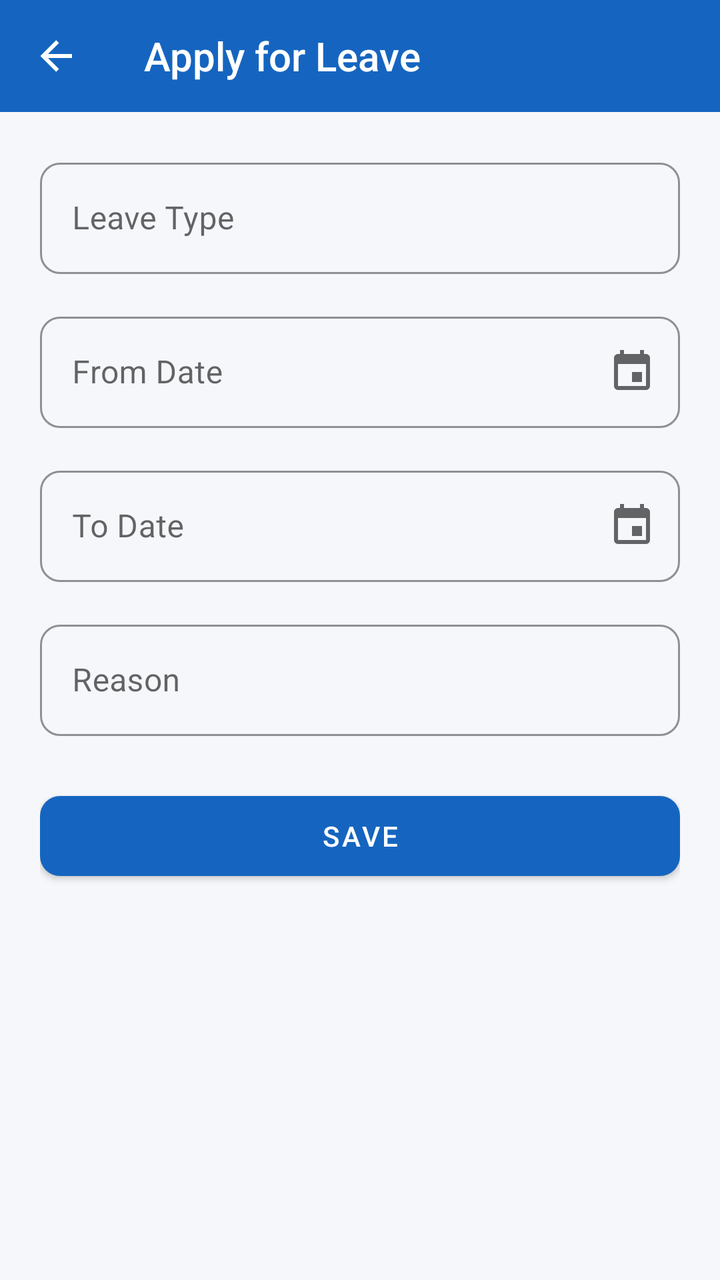
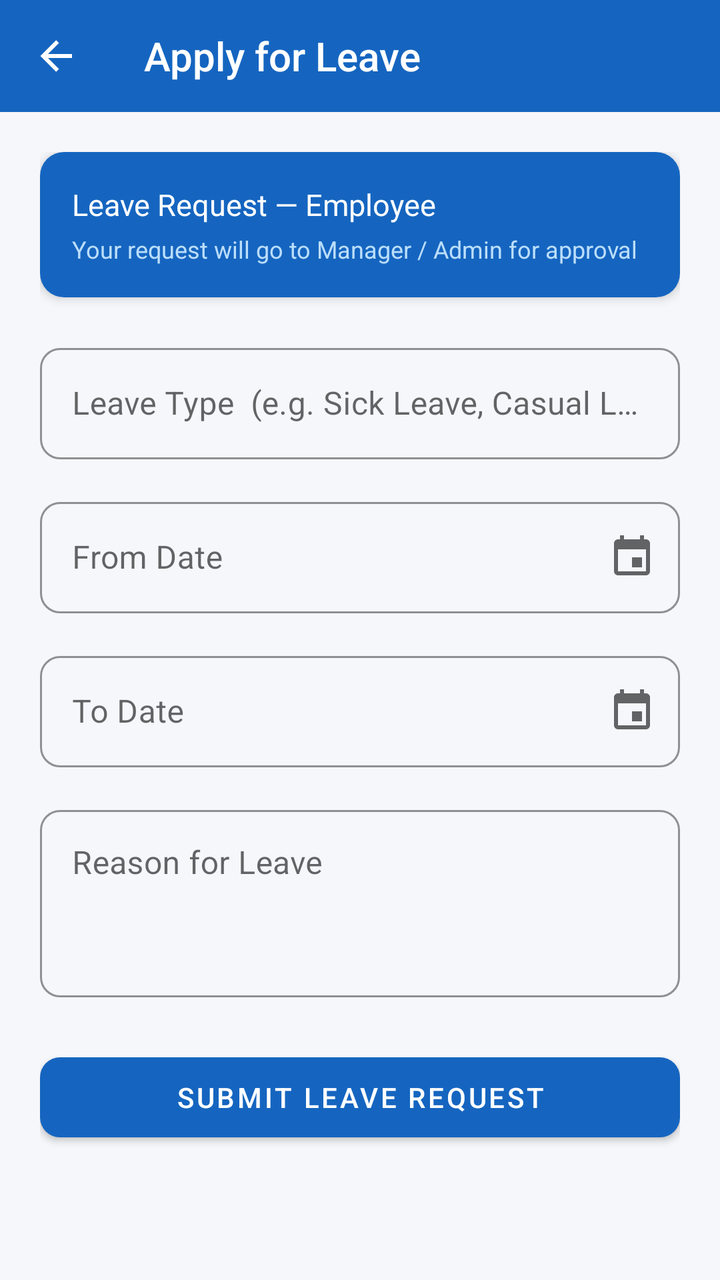

Before-and-after screenshots of an Android layout around one commit, followed by the original layout XML and the change that was made.
<!-- AndroidManifest.xml: application theme Theme.WorkVerse -->
<!-- res/layout/activity_apply_leave.xml -->
<?xml version="1.0" encoding="utf-8"?>
<LinearLayout xmlns:android="http://schemas.android.com/apk/res/android"
    xmlns:app="http://schemas.android.com/apk/res-auto"
    android:layout_width="match_parent" android:layout_height="match_parent"
    android:orientation="vertical" android:background="@color/background">
    <androidx.appcompat.widget.Toolbar android:id="@+id/toolbar"
        android:layout_width="match_parent" android:layout_height="?attr/actionBarSize"
        style="@style/WorkVerse.Toolbar" app:title="Apply for Leave" app:navigationIcon="@drawable/ic_back"/>
    <ScrollView android:layout_width="match_parent" android:layout_height="0dp" android:layout_weight="1">
        <LinearLayout android:layout_width="match_parent" android:layout_height="wrap_content"
            android:orientation="vertical" android:padding="20dp">

            <com.google.android.material.textfield.TextInputLayout
                android:layout_width="match_parent" android:layout_height="wrap_content"
                style="@style/WorkVerse.TextInput" android:hint="Leave Type" android:layout_marginBottom="16dp">
                <com.google.android.material.textfield.TextInputEditText
                    android:id="@+id/etLeaveType"
                    android:layout_width="match_parent" android:layout_height="wrap_content"/>
            </com.google.android.material.textfield.TextInputLayout>

            
            <com.google.android.material.textfield.TextInputLayout
                android:layout_width="match_parent" android:layout_height="wrap_content"
                style="@style/WorkVerse.TextInput" android:hint="From Date" android:layout_marginBottom="16dp"
                app:endIconMode="custom" app:endIconDrawable="@drawable/ic_attendance">
                <com.google.android.material.textfield.TextInputEditText
                    android:id="@+id/etFromDate"
                    android:layout_width="match_parent" android:layout_height="wrap_content"
                    android:inputType="none"
                    android:focusable="false"
                    android:clickable="true"/>
            </com.google.android.material.textfield.TextInputLayout>

            
            <com.google.android.material.textfield.TextInputLayout
                android:layout_width="match_parent" android:layout_height="wrap_content"
                style="@style/WorkVerse.TextInput" android:hint="To Date" android:layout_marginBottom="16dp"
                app:endIconMode="custom" app:endIconDrawable="@drawable/ic_attendance">
                <com.google.android.material.textfield.TextInputEditText
                    android:id="@+id/etToDate"
                    android:layout_width="match_parent" android:layout_height="wrap_content"
                    android:inputType="none"
                    android:focusable="false"
                    android:clickable="true"/>
            </com.google.android.material.textfield.TextInputLayout>

            <com.google.android.material.textfield.TextInputLayout
                android:layout_width="match_parent" android:layout_height="wrap_content"
                style="@style/WorkVerse.TextInput" android:hint="Reason" android:layout_marginBottom="16dp">
                <com.google.android.material.textfield.TextInputEditText
                    android:id="@+id/etReason"
                    android:layout_width="match_parent" android:layout_height="wrap_content"/>
            </com.google.android.material.textfield.TextInputLayout>

            <Button android:id="@+id/btnSubmit" android:layout_width="match_parent"
                android:layout_height="52dp" android:text="Save" style="@style/WorkVerse.Button.Primary" android:layout_marginTop="8dp"/>
            <ProgressBar android:id="@+id/progressBar" android:layout_width="wrap_content"
                android:layout_height="wrap_content" android:layout_gravity="center"
                android:layout_marginTop="12dp" android:visibility="gone"/>
        </LinearLayout>
    </ScrollView>
</LinearLayout>
<!-- resources referenced by this layout -->
<resources>
  <color name="background">#F5F7FA</color>
  <!-- drawable ic_attendance (drawable) -->
  <?xml version="1.0" encoding="utf-8"?>
  <vector xmlns:android="http://schemas.android.com/apk/res/android" android:width="24dp" android:height="24dp" android:viewportWidth="24" android:viewportHeight="24">
      <path android:fillColor="#757575" android:pathData="M17,12H12V17H17V12M16,1V3H8V1H6V3H5C3.89,3 3,3.9 3,5V19A2,2 0 0,0 5,21H19A2,2 0 0,0 21,19V5C21,3.89 20.1,3 19,3H18V1M19,19H5V8H19V19Z"/>
  </vector>
  <!-- drawable ic_back (drawable) -->
  <?xml version="1.0" encoding="utf-8"?>
  <vector xmlns:android="http://schemas.android.com/apk/res/android" android:width="24dp" android:height="24dp" android:viewportWidth="24" android:viewportHeight="24">
      <path android:fillColor="#FFFFFF" android:pathData="M20,11V13H8L13.5,18.5L12.08,19.92L4.16,12L12.08,4.08L13.5,5.5L8,11H20Z"/>
  </vector>
  <style name="WorkVerse.Button.Primary" parent="Widget.MaterialComponents.Button">
          <item name="backgroundTint">@color/primary</item>
          <item name="android:textColor">@color/white</item>
          <item name="cornerRadius">10dp</item>
      </style>
  <style name="WorkVerse.TextInput" parent="Widget.MaterialComponents.TextInputLayout.OutlinedBox">
          <item name="boxCornerRadiusTopStart">10dp</item>
          <item name="boxCornerRadiusTopEnd">10dp</item>
          <item name="boxCornerRadiusBottomStart">10dp</item>
          <item name="boxCornerRadiusBottomEnd">10dp</item>
          <item name="boxStrokeColor">@color/primary</item>
          <item name="hintTextColor">@color/primary</item>
      </style>
  <style name="WorkVerse.Toolbar" parent="Widget.AppCompat.Toolbar">
          <item name="android:background">@color/primary</item>
          <item name="android:theme">@style/ThemeOverlay.AppCompat.Dark.ActionBar</item>
      </style>
  <style name="Theme.WorkVerse" parent="Theme.MaterialComponents.Light.NoActionBar">
          <item name="colorPrimary">@color/primary</item>
          <item name="colorPrimaryVariant">@color/primary_dark</item>
          <item name="colorOnPrimary">@color/white</item>
          <item name="colorSecondary">@color/accent</item>
          <item name="android:colorBackground">@color/background</item>
          <item name="android:statusBarColor">@color/primary_dark</item>
      </style>
  <color name="primary">#1565C0</color>
  <color name="white">#FFFFFF</color>
  <color name="primary_dark">#0D47A1</color>
  <color name="accent">#FF8F00</color>
</resources>

<!-- the commit's change to res/layout/activity_apply_leave.xml (unified diff, before → after) -->
@@ -1,62 +1,146 @@
 <?xml version="1.0" encoding="utf-8"?>
-<LinearLayout xmlns:android="http://schemas.android.com/apk/res/android"
+<LinearLayout
+    xmlns:android="http://schemas.android.com/apk/res/android"
     xmlns:app="http://schemas.android.com/apk/res-auto"
-    android:layout_width="match_parent" android:layout_height="match_parent"
-    android:orientation="vertical" android:background="@color/background">
-    <androidx.appcompat.widget.Toolbar android:id="@+id/toolbar"
-        android:layout_width="match_parent" android:layout_height="?attr/actionBarSize"
-        style="@style/WorkVerse.Toolbar" app:title="Apply for Leave" app:navigationIcon="@drawable/ic_back"/>
-    <ScrollView android:layout_width="match_parent" android:layout_height="0dp" android:layout_weight="1">
-        <LinearLayout android:layout_width="match_parent" android:layout_height="wrap_content"
-            android:orientation="vertical" android:padding="20dp">
+    android:layout_width="match_parent"
+    android:layout_height="match_parent"
+    android:orientation="vertical"
+    android:background="@color/background">
 
+    <androidx.appcompat.widget.Toolbar
+        android:id="@+id/toolbar"
+        android:layout_width="match_parent"
+        android:layout_height="?attr/actionBarSize"
+        style="@style/WorkVerse.Toolbar"
+        app:title="Apply for Leave"
+        app:navigationIcon="@drawable/ic_back"/>
+
+    <ScrollView
+        android:layout_width="match_parent"
+        android:layout_height="0dp"
+        android:layout_weight="1">
+
+        <LinearLayout
+            android:layout_width="match_parent"
+            android:layout_height="wrap_content"
+            android:orientation="vertical"
+            android:padding="20dp">
+
+            
+            <androidx.cardview.widget.CardView
+                android:layout_width="match_parent"
+                android:layout_height="wrap_content"
+                android:layout_marginBottom="20dp"
+                app:cardCornerRadius="12dp"
+                app:cardElevation="3dp">
+                <LinearLayout
+                    android:layout_width="match_parent"
+                    android:layout_height="wrap_content"
+                    android:orientation="vertical"
+                    android:padding="16dp"
+                    android:background="@color/primary">
+                    <TextView
+                        android:layout_width="wrap_content"
+                        android:layout_height="wrap_content"
+                        android:text="Leave Request — Employee"
+                        android:textColor="@android:color/white"
+                        android:textSize="15sp"
+                        android:fontFamily="sans-serif-bold"/>
+                    <TextView
+                        android:layout_width="wrap_content"
+                        android:layout_height="wrap_content"
+                        android:text="Your request will go to Manager / Admin for approval"
+                        android:textColor="#BBDEFB"
+                        android:textSize="12sp"
+                        android:layout_marginTop="4dp"/>
+                </LinearLayout>
+            </androidx.cardview.widget.CardView>
+
+            
             <com.google.android.material.textfield.TextInputLayout
-                android:layout_width="match_parent" android:layout_height="wrap_content"
-                style="@style/WorkVerse.TextInput" android:hint="Leave Type" android:layout_marginBottom="16dp">
+                android:layout_width="match_parent"
+                android:layout_height="wrap_content"
+                style="@style/WorkVerse.TextInput"
+                android:hint="Leave Type  (e.g. Sick Leave, Casual Leave)"
+                android:layout_marginBottom="16dp">
                 <com.google.android.material.textfield.TextInputEditText
                     android:id="@+id/etLeaveType"
-                    android:layout_width="match_parent" android:layout_height="wrap_content"/>
+                    android:layout_width="match_parent"
+                    android:layout_height="wrap_content"
+                    android:inputType="text"
+                    android:maxLines="1"/>
             </com.google.android.material.textfield.TextInputLayout>
 
             
             <com.google.android.material.textfield.TextInputLayout
-                android:layout_width="match_parent" android:layout_height="wrap_content"
-                style="@style/WorkVerse.TextInput" android:hint="From Date" android:layout_marginBottom="16dp"
-                app:endIconMode="custom" app:endIconDrawable="@drawable/ic_attendance">
+                android:layout_width="match_parent"
+                android:layout_height="wrap_content"
+                style="@style/WorkVerse.TextInput"
+                android:hint="From Date"
+                android:layout_marginBottom="16dp"
+                app:endIconMode="custom"
+                app:endIconDrawable="@drawable/ic_attendance">
                 <com.google.android.material.textfield.TextInputEditText
                     android:id="@+id/etFromDate"
-                    android:layout_width="match_parent" android:layout_height="wrap_content"
+                    android:layout_width="match_parent"
+                    android:layout_height="wrap_content"
                     android:inputType="none"
                     android:focusable="false"
-                    android:clickable="true"/>
+                    android:clickable="true"
+                    android:maxLines="1"/>
             </com.google.android.material.textfield.TextInputLayout>
 
             
             <com.google.android.material.textfield.TextInputLayout
-                android:layout_width="match_parent" android:layout_height="wrap_content"
-                style="@style/WorkVerse.TextInput" android:hint="To Date" android:layout_marginBottom="16dp"
-                app:endIconMode="custom" app:endIconDrawable="@drawable/ic_attendance">
+                android:layout_width="match_parent"
+                android:layout_height="wrap_content"
+                style="@style/WorkVerse.TextInput"
+                android:hint="To Date"
+                android:layout_marginBottom="16dp"
+                app:endIconMode="custom"
+                app:endIconDrawable="@drawable/ic_attendance">
                 <com.google.android.material.textfield.TextInputEditText
                     android:id="@+id/etToDate"
-                    android:layout_width="match_parent" android:layout_height="wrap_content"
+                    android:layout_width="match_parent"
+                    android:layout_height="wrap_content"
                     android:inputType="none"
                     android:focusable="false"
-                    android:clickable="true"/>
+                    android:clickable="true"
+                    android:maxLines="1"/>
             </com.google.android.material.textfield.TextInputLayout>
 
+            
             <com.google.android.material.textfield.TextInputLayout
-                android:layout_width="match_parent" android:layout_height="wrap_content"
-                style="@style/WorkVerse.TextInput" android:hint="Reason" android:layout_marginBottom="16dp">
+                android:layout_width="match_parent"
+                android:layout_height="wrap_content"
+                style="@style/WorkVerse.TextInput"
+                android:hint="Reason for Leave"
+                android:layout_marginBottom="24dp">
                 <com.google.android.material.textfield.TextInputEditText
                     android:id="@+id/etReason"
-                    android:layout_width="match_parent" android:layout_height="wrap_content"/>
+                    android:layout_width="match_parent"
+                    android:layout_height="wrap_content"
+                    android:inputType="textMultiLine"
+                    android:minLines="3"
+                    android:gravity="top|start"/>
             </com.google.android.material.textfield.TextInputLayout>
 
-            <Button android:id="@+id/btnSubmit" android:layout_width="match_parent"
-                android:layout_height="52dp" android:text="Save" style="@style/WorkVerse.Button.Primary" android:layout_marginTop="8dp"/>
-            <ProgressBar android:id="@+id/progressBar" android:layout_width="wrap_content"
-                android:layout_height="wrap_content" android:layout_gravity="center"
-                android:layout_marginTop="12dp" android:visibility="gone"/>
+            
+            <Button
+                android:id="@+id/btnSubmit"
+                android:layout_width="match_parent"
+                android:layout_height="52dp"
+                android:text="SUBMIT LEAVE REQUEST"
+                style="@style/WorkVerse.Button.Primary"/>
+
+            <ProgressBar
+                android:id="@+id/progressBar"
+                android:layout_width="wrap_content"
+                android:layout_height="wrap_content"
+                android:layout_gravity="center"
+                android:layout_marginTop="12dp"
+                android:visibility="gone"/>
+
         </LinearLayout>
     </ScrollView>
 </LinearLayout>
